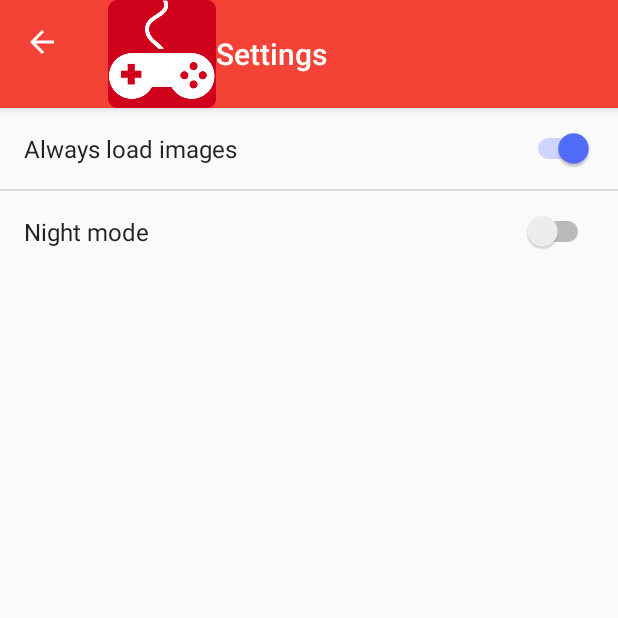
After one commit to eagskunst/GamingNews, an Android app: the SettingsActivity screen opened directly, with no data from a screen before it, on a phone screen of 412 x 824 dp, the top half of it. The commit adds this screen. Run offline under Robolectric (Android 15) with nearby library versions, the phone set to English and light mode, and no system bars.

Commit message:
Settings handling. See changelog for more info.

```diff
--- a/app/build.gradle
+++ b/app/build.gradle
@@ -9,6 +9,7 @@ android {
         versionCode 2
         versionName "1.0.1"
         testInstrumentationRunner "android.support.test.runner.AndroidJUnitRunner"
+        vectorDrawables.useSupportLibrary = true
     }
     buildTypes {
         release {
@@ -29,11 +30,12 @@ dependencies {
     implementation 'com.google.code.gson:gson:2.8.5'
     implementation 'com.squareup.okhttp:okhttp:2.5.0'
     implementation 'com.squareup.okhttp:okhttp-urlconnection:2.2.0'
-    implementation 'com.android.support.constraint:constraint-layout:1.1.2'
+    implementation 'com.android.support.constraint:constraint-layout:1.1.3'
     implementation 'com.android.support:cardview-v7:26.1.0'
     implementation 'com.android.support:recyclerview-v7:26.1.0'
     implementation 'com.android.support:support-v4:26.1.0'
     implementation 'com.google.android.gms:play-services-ads:15.0.1'
+    implementation 'com.android.support:support-vector-drawable:26.1.0'
     testImplementation 'junit:junit:4.12'
     androidTestImplementation 'com.android.support.test:runner:1.0.2'
     androidTestImplementation 'com.android.support.test.espresso:espresso-core:3.0.2'
--- a/app/src/main/java/com/eagskunst/emmanuel/gamingnews/Adapter/NewsAdapter.java
+++ b/app/src/main/java/com/eagskunst/emmanuel/gamingnews/Adapter/NewsAdapter.java
@@ -9,6 +9,7 @@ import android.widget.TextView;
 
 import com.eagskunst.emmanuel.gamingnews.Models.NewsModel;
 import com.eagskunst.emmanuel.gamingnews.R;
+import com.eagskunst.emmanuel.gamingnews.Utility.SharedPreferencesLoader;
 import com.squareup.picasso.Picasso;
 
 
@@ -37,7 +38,7 @@ public class NewsAdapter extends RecyclerView.Adapter<NewsAdapter.NewsViewHolder
     public void onBindViewHolder(NewsViewHolder holder, int position) {
         holder.textView1.setText(newsList.get(position).getTitle());
         holder.textView2.setText(newsList.get(position).getSubtext());
-        if(!newsList.get(position).getNewsImage().isEmpty()){
+        if(!newsList.get(position).getNewsImage().isEmpty() && SharedPreferencesLoader.canLoadImages){
             holder.imageView.setVisibility(View.VISIBLE);
             Picasso.get()
                     .load(newsList.get(position).getNewsImage())
--- /dev/null
+++ b/app/src/main/java/com/eagskunst/emmanuel/gamingnews/Fragments/SettingsFragment.java
@@ -0,0 +1,70 @@
+package com.eagskunst.emmanuel.gamingnews.Fragments;
+
+import android.app.UiModeManager;
+import android.content.Context;
+import android.content.Intent;
+import android.content.SharedPreferences;
+import android.os.Bundle;
+import android.preference.Preference;
+import android.preference.PreferenceFragment;
+import android.preference.SwitchPreference;
+
+
+import com.eagskunst.emmanuel.gamingnews.R;
+import com.eagskunst.emmanuel.gamingnews.Utility.SharedPreferencesLoader;
+import com.eagskunst.emmanuel.gamingnews.views.MainActivity;
+
+
+public class SettingsFragment extends PreferenceFragment {
+
+    SharedPreferences sharedPreferences;
+
+    public SettingsFragment() {
+        // Required empty public constructor
+    }
+
+    public static SettingsFragment newInstance() {
+        return new SettingsFragment();
+    }
+
+    @Override
+    public void onCreate(Bundle savedInstanceState) {
+        super.onCreate(savedInstanceState);
+        final String PREFERENCES_USER = "UserPreferences";
+        sharedPreferences = getActivity().getSharedPreferences(PREFERENCES_USER, Context.MODE_PRIVATE);
+
+        addPreferencesFromResource(R.xml.preferences);
+
+        final SwitchPreference nightmodePreference = (SwitchPreference) findPreference("pref_nightmode");
+        nightmodePreference.setOnPreferenceClickListener(preferenceClickListener("night_mode",nightmodePreference.isChecked()));
+
+        SwitchPreference disableImagesPreference = (SwitchPreference) findPreference("pref_loadimages");
+        disableImagesPreference.setOnPreferenceClickListener(preferenceClickListener("load_images",disableImagesPreference.isChecked()));
+    }
+
+    private void reloadApp() {
+        Intent i = new Intent(getActivity(),MainActivity.class);
+        i.setFlags(Intent.FLAG_ACTIVITY_CLEAR_TOP | Intent.FLAG_ACTIVITY_CLEAR_TASK);
+        startActivity(i);
+    }
+
+    private Preference.OnPreferenceClickListener preferenceClickListener(final String prefKey, final boolean isChecked){
+        return new Preference.OnPreferenceClickListener() {
+            @Override
+            public boolean onPreferenceClick(Preference preference) {
+                if(isChecked)
+                    sharedPreferences.edit().putBoolean(prefKey,false).apply();
+                else
+                    sharedPreferences.edit().putBoolean(prefKey,true).apply();
+                if(prefKey.equals("night_mode"))
+                    reloadApp();
+                else if(prefKey.equals("load_images")){
+                    SharedPreferencesLoader.setCanLoadImages(sharedPreferences);
+                }
+                return true;
+            }
+        };
+    }
+
+
+}
--- a/app/src/main/java/com/eagskunst/emmanuel/gamingnews/Utility/SharedPreferencesLoader.java
+++ b/app/src/main/java/com/eagskunst/emmanuel/gamingnews/Utility/SharedPreferencesLoader.java
@@ -1,8 +1,10 @@
 package com.eagskunst.emmanuel.gamingnews.Utility;
 
 import android.content.SharedPreferences;
+import android.content.res.Resources;
 
 import com.eagskunst.emmanuel.gamingnews.Models.NewsModel;
+import com.eagskunst.emmanuel.gamingnews.R;
 import com.google.gson.Gson;
 import com.google.gson.reflect.TypeToken;
 
@@ -10,6 +12,7 @@ import java.lang.reflect.Type;
 import java.util.List;
 
 public class SharedPreferencesLoader {
+    public static boolean canLoadImages = true;
     public static void saveList(SharedPreferences.Editor spEditor,List<NewsModel> newsList){
         Gson gson = new Gson();
         String json = gson.toJson(newsList);
@@ -28,4 +31,18 @@ public class SharedPreferencesLoader {
             return null;
         }
     }
+
+    public static int currentTheme(SharedPreferences sharedPreferences){
+        boolean isDark = sharedPreferences.getBoolean("night_mode",false);
+        if(!isDark){
+            return R.style.AppTheme;
+        }
+        else
+            return R.style.AppThemeDark;
+    }
+
+    public static void setCanLoadImages(SharedPreferences sharedPreferences){
+        boolean loadImages = sharedPreferences.getBoolean("load_images",true);
+        SharedPreferencesLoader.canLoadImages = loadImages;
+    }
 }
--- /dev/null
+++ b/app/src/main/java/com/eagskunst/emmanuel/gamingnews/views/SettingsActivity.java
@@ -0,0 +1,41 @@
+package com.eagskunst.emmanuel.gamingnews.views;
+
+import android.content.Context;
+import android.content.SharedPreferences;
+import android.os.Bundle;
+import android.support.v7.app.AppCompatActivity;
+import android.support.v7.widget.Toolbar;
+import android.util.Log;
+
+import com.eagskunst.emmanuel.gamingnews.Fragments.SettingsFragment;
+import com.eagskunst.emmanuel.gamingnews.R;
+import com.eagskunst.emmanuel.gamingnews.Utility.SharedPreferencesLoader;
+
+public class SettingsActivity extends AppCompatActivity {
+
+    private static final String TAG = "SettingsActivity";
+
+    @Override
+    protected void onCreate(Bundle savedInstanceState) {
+        super.onCreate(savedInstanceState);
+        final String PREFERENCES_USER = "UserPreferences";
+        SharedPreferences sharedPreferences = getSharedPreferences(PREFERENCES_USER, Context.MODE_PRIVATE);
+        setTheme(SharedPreferencesLoader.currentTheme(sharedPreferences));
+        setContentView(R.layout.activity_settings);
+        Toolbar toolbar = findViewById(R.id.toolbar);
+        showToolbar(toolbar,R.string.title_activity_settings,true);
+        getFragmentManager().beginTransaction().replace(R.id.container_settings,SettingsFragment.newInstance())
+                .commit();
+    }
+
+    private void showToolbar(Toolbar toolbar, int title, boolean upButton) {
+        setSupportActionBar(toolbar);
+        getSupportActionBar().setTitle(title);
+        getSupportActionBar().setDisplayHomeAsUpEnabled(upButton);
+        getSupportActionBar().setLogo(R.mipmap.ic_launcher_round);
+        toolbar.getLogo().setBounds(3, 3, 3, 3);
+        Log.d(TAG, "Title: " + getSupportActionBar().getTitle().toString());
+    }
+
+
+}
--- a/app/src/main/java/com/eagskunst/emmanuel/gamingnews/views/WebViewActivity.java
+++ b/app/src/main/java/com/eagskunst/emmanuel/gamingnews/views/WebViewActivity.java
@@ -40,6 +40,9 @@ public class WebViewActivity extends AppCompatActivity {
     @Override
     protected void onCreate(Bundle savedInstanceState) {
         super.onCreate(savedInstanceState);
+        final String PREFERENCES_USER = "UserPreferences";
+        SharedPreferences sharedPreferences = getSharedPreferences(PREFERENCES_USER, Context.MODE_PRIVATE);
+        setTheme(SharedPreferencesLoader.currentTheme(sharedPreferences));
         setContentView(R.layout.activity_web_view);
 
         Toolbar toolbar = findViewById(R.id.toolbar);
--- a/app/src/main/res/layout/actionbar_toolbar.xml
+++ b/app/src/main/res/layout/actionbar_toolbar.xml
@@ -17,7 +17,6 @@
             android:id="@+id/toolbar"
             android:layout_width="match_parent"
             android:layout_height="wrap_content"
-            android:background="@color/colorPrimary"
             app:popupTheme="@style/AppTheme.PopupOverlay">
         </android.support.v7.widget.Toolbar>
     </LinearLayout>
--- /dev/null
+++ b/app/src/main/res/layout/activity_settings.xml
@@ -0,0 +1,21 @@
+<?xml version="1.0" encoding="utf-8"?>
+<LinearLayout
+    xmlns:android="http://schemas.android.com/apk/res/android"
+    xmlns:tools="http://schemas.android.com/tools"
+    android:layout_width="match_parent"
+    android:layout_height="match_parent"
+    tools:context=".views.SettingsActivity"
+    android:orientation="vertical"
+    >
+
+    <include layout="@layout/actionbar_toolbar"/>
+
+    <FrameLayout
+        android:id="@+id/container_settings"
+        android:layout_width="match_parent"
+        android:layout_height="wrap_content"
+        android:animateLayoutChanges="true"
+        />
+
+
+</LinearLayout>
--- a/app/src/main/res/layout/fragment_news_list.xml
+++ b/app/src/main/res/layout/fragment_news_list.xml
@@ -40,7 +40,9 @@
                 android:layout_width="wrap_content"
                 android:layout_height="wrap_content"
                 android:layout_gravity="bottom|end"
-                android:layout_margin="@dimen/margin_fab"
+                android:layout_marginEnd="@dimen/margin_fab"
+                android:layout_marginRight="@dimen/margin_fab"
+                android:layout_marginBottom="94dp"
                 android:src="@android:drawable/arrow_up_float"
                 app:fabSize="normal"
                 />
--- a/app/src/main/res/menu/navigation_menu.xml
+++ b/app/src/main/res/menu/navigation_menu.xml
@@ -37,5 +37,11 @@
             android:icon="@android:drawable/btn_star"
             android:title="@string/saved"
             />
+        <item
+            android:id="@+id/settings"
+            android:icon="@drawable/ic_settings"
+            android:title="@string/title_activity_settings"
+            android:checkable="false"
+            />
     </group>
 </menu>
--- a/app/src/main/res/values/strings.xml
+++ b/app/src/main/res/values/strings.xml
@@ -18,4 +18,12 @@
     <string name="article_saved">Article saved!</string>
     <string name="error_relaunch">Error. Try relaunching the app.</string>
     <string name="error_retrieving">Failed to retrieve saved list. Try re-launching the app</string>
+    <string name="title_activity_settings">Settings</string>
+    <string name="pref_nightmode">pref_nightmode</string>
+    <string name="nightmode">Night mode</string>
+
+    <!-- TODO: Remove or change this placeholder text -->
+    <string name="hello_blank_fragment">Hello blank fragment</string>
+    <string name="load_images">Always load images</string>
+    <string name="pref_loadimages">pref_loadimages</string>
 </resources>
--- a/app/src/main/res/values/styles.xml
+++ b/app/src/main/res/values/styles.xml
@@ -16,7 +16,9 @@
         <item name="colorPrimaryDark">@color/colorPrimaryDark</item>
         <item name="colorAccent">@color/colorAccent</item>
     </style>
-    <style name="aaa" parent="Theme.AppCompat"/>
+    <style name="AppThemeDark" parent="Theme.AppCompat.NoActionBar">
+        <item name="colorAccent">@color/colorAccent</item>
+    </style>
     <style name="AppTheme.PopupOverlay" parent="ThemeOverlay.AppCompat.Light" />
 
 </resources>
--- /dev/null
+++ b/app/src/main/res/xml/preferences.xml
@@ -0,0 +1,17 @@
+<?xml version="1.0" encoding="utf-8"?>
+<PreferenceScreen
+    xmlns:android="http://schemas.android.com/apk/res/android">
+    <SwitchPreference
+        android:id="@+id/disableimages"
+        android:key="@string/pref_loadimages"
+        android:title="@string/load_images"
+        android:defaultValue="true"
+        />
+    <SwitchPreference
+        android:id="@+id/nightmode"
+        android:key="@string/pref_nightmode"
+        android:title="@string/nightmode"
+        android:defaultValue="false"
+        />
+
+</PreferenceScreen>
```
Also changed, not shown: app/src/main/AndroidManifest.xml (+14 -5 lines), app/src/main/java/com/eagskunst/emmanuel/gamingnews/views/MainActivity.java (+16 -5 lines), app/src/main/res/drawable-hdpi/ic_settings.png (added), app/src/main/res/drawable-mdpi/ic_settings.png (added), app/src/main/res/drawable-xhdpi/ic_settings.png (added), app/src/main/res/drawable-xxhdpi/ic_settings.png (added), 2 other files.
